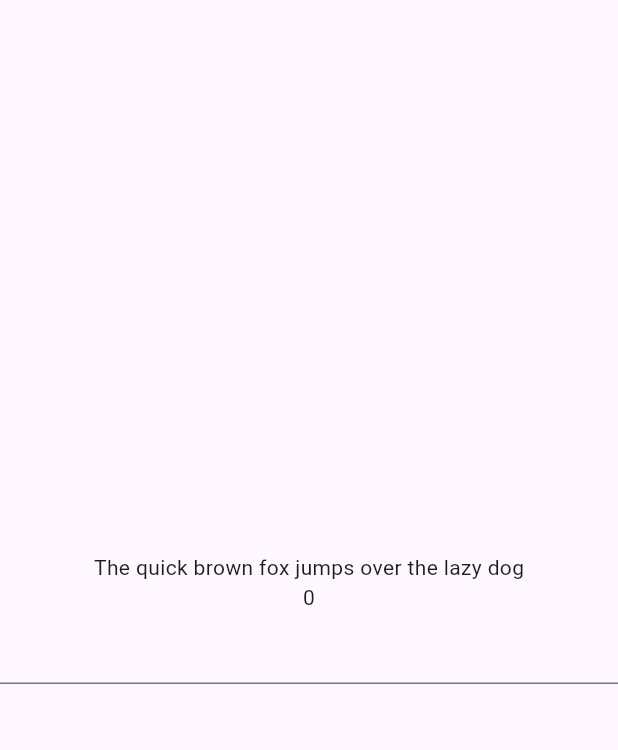
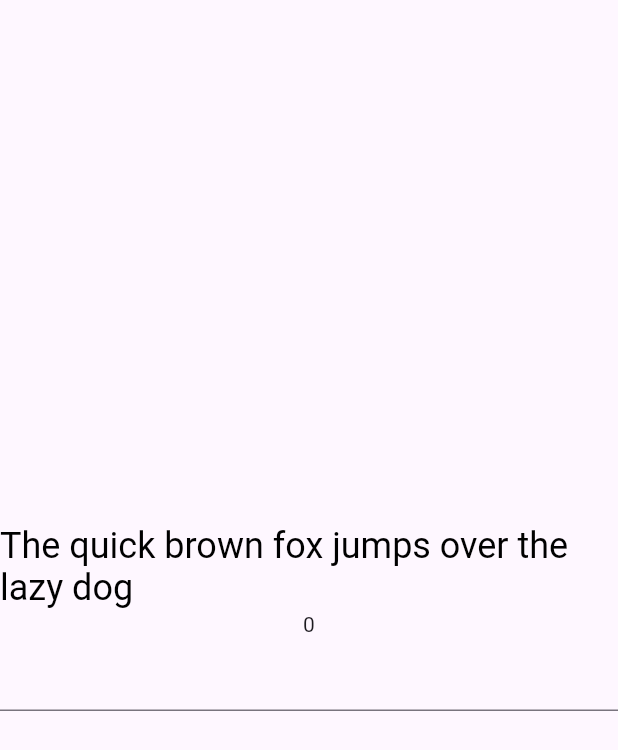
Before and after one commit to nahomsof/typing-race, a Flutter app: the screen it shows after launch, on a phone screen of 412 x 824 dp. Shown: the top 750 px of the screen. Run offline on Flutter 3.47's test engine with Material 3 defaults, Android fonts, the phone set to English and light mode, and no system bars.

```diff
--- a/frontend/lib/main.dart
+++ b/frontend/lib/main.dart
@@ -9,7 +9,7 @@ class MyApp extends StatelessWidget {
 
   @override
   Widget build(BuildContext context) {
-    return HomePage();
+    return MaterialApp(home: HomePage());
   }
 }
 
@@ -25,37 +25,45 @@ class _HomePageState extends State<HomePage> {
   static final String _targetChars =
       "The quick brown fox jumps over the lazy dog";
   static final List<String> chars = _targetChars.split('');
-  final TextEditingController charContrller = TextEditingController();
+  final TextEditingController charController = TextEditingController();
 
-  void correctCharchters() {
-    final typed = charContrller.text;
-    int correct = 0;
-    for (int i = 0; i < _targetChars.length && i < typed.length; i++) {
-      if (typed[i] == chars[i]) {
-        correct++;
+  List<TextSpan> _buildCharacterSpan() {
+    final spans = <TextSpan>[];
+    final typed = charController.text;
+
+    for (int i = 0; i < _targetChars.length; i++) {
+      TextStyle style;
+
+      if (i >= typed.length) {
+        style = TextStyle();
+      } else if (typed[i] == chars[i]) {
+        style = const TextStyle(color: Colors.green);
+      } else {
+        style = const TextStyle(color: Colors.redAccent);
       }
+      spans.add(TextSpan(text: chars[i], style: style));
     }
-    setState(() {
-      correctChars = correct;
-    });
+    return spans;
   }
 
   @override
   Widget build(BuildContext context) {
-    return MaterialApp(
-      home: Scaffold(
-        body: Center(
-          child: Column(
-            mainAxisAlignment: .center,
-            children: [
-              Text(_targetChars),
-              Text("$correctChars"),
-              TextField(
-                controller: charContrller,
-                onChanged: (_) => correctCharchters(),
+    return Scaffold(
+      body: Center(
+        child: Column(
+          mainAxisAlignment: .center,
+          children: [
+            RichText(
+              text: TextSpan(
+                style: TextStyle(fontSize: 24, color: Colors.black),
+                children: _buildCharacterSpan(),
               ),
-            ],
-          ),
+            ),
+            Text("$correctChars"),
+            TextField(controller: charController, onChanged: (_) => setState(() {
+
+            }),)
+          ],
         ),
       ),
     );
```
